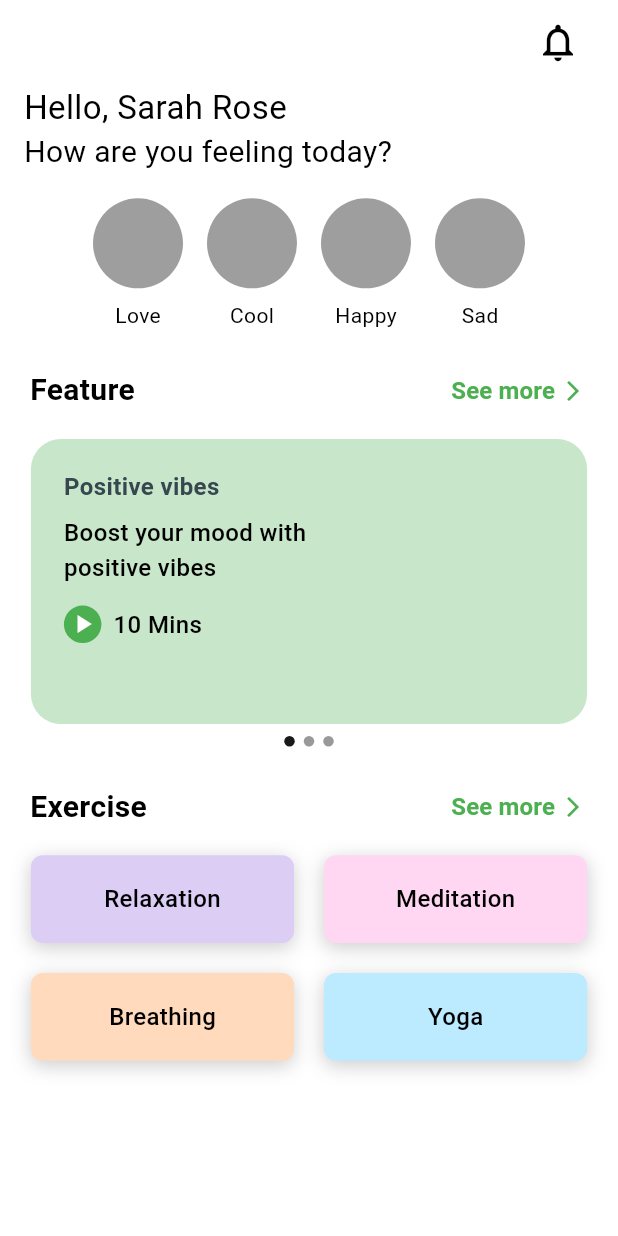
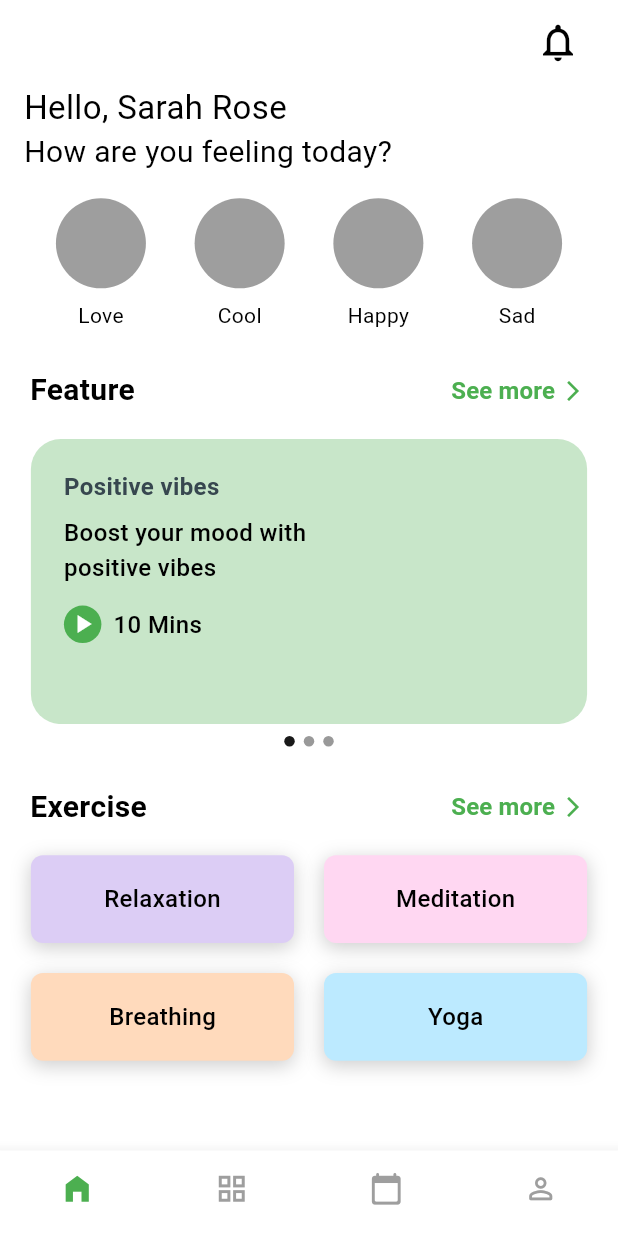
Before and after one commit to Sena-dogan/hero_case, a Flutter app: the screen it shows after launch, on a phone screen of 412 x 824 dp. Run offline on Flutter 3.47's test engine with Material 2 defaults, Android fonts, the phone set to English and light mode, and no system bars; drawn by our look-alikes of carousel_slider; our stand-ins replace gap.

Commit message:
bottom navigation bar

```diff
--- a/lib/home_page.dart
+++ b/lib/home_page.dart
@@ -2,6 +2,7 @@ import 'package:carousel_slider/carousel_slider.dart';
 import 'package:flutter/material.dart';
 import 'package:flutter/services.dart';
 import 'package:gap/gap.dart';
+import 'package:hero_case/widgets/bottom_nav_bar.dart';
 import 'package:hero_case/widgets/exercise_part.dart';
 import 'package:hero_case/widgets/feature_container.dart';
 import 'package:hero_case/widgets/feeling_bubbles.dart';
@@ -52,6 +53,7 @@ class _MyHomePageState extends State<MyHomePage> {
           const Gap(16),
         ],
       ),
+      bottomNavigationBar: const BottomNavBar(),
       body: SingleChildScrollView(
         child: Column(
           crossAxisAlignment: CrossAxisAlignment.center,
@@ -81,13 +83,16 @@ class _MyHomePageState extends State<MyHomePage> {
               ),
             ),
             Gap(size.height * 0.01),
-            const Row(
+            Row(
               mainAxisAlignment: MainAxisAlignment.center,
               children: [
-                FeelingBubble(text: 'Love'),
-                FeelingBubble(text: 'Cool'),
-                FeelingBubble(text: 'Happy'),
-                FeelingBubble(text: 'Sad'),
+                const FeelingBubble(text: 'Love'),
+                Gap(size.width * 0.04),
+                const FeelingBubble(text: 'Cool'),
+                Gap(size.width * 0.04),
+                const FeelingBubble(text: 'Happy'),
+                Gap(size.width * 0.04),
+                const FeelingBubble(text: 'Sad'),
               ],
             ),
             Gap(size.height * 0.01),
--- /dev/null
+++ b/lib/widgets/bottom_nav_bar.dart
@@ -0,0 +1,44 @@
+import 'package:flutter/material.dart';
+
+class BottomNavBar extends StatelessWidget {
+  const BottomNavBar({super.key});
+
+  @override
+  Widget build(BuildContext context) {
+    return BottomNavigationBar(
+      currentIndex: 0,
+      backgroundColor: Colors.white,
+      selectedItemColor: Colors.black,
+      showSelectedLabels: false,
+      showUnselectedLabels: false,
+      type: BottomNavigationBarType.fixed,
+      selectedIconTheme: const IconThemeData(
+        size: 23,
+        color: Colors.green,
+      ),
+      unselectedIconTheme: const IconThemeData(
+        size: 23,
+        color: Colors.grey,
+      ),
+      items: const <BottomNavigationBarItem>[
+        BottomNavigationBarItem(
+          icon: Icon(Icons.home_filled),
+          label: 'Home',
+        ),
+        BottomNavigationBarItem(
+          icon: Icon(Icons.grid_view_outlined),
+          label: 'Walllpapers',
+        ),
+        BottomNavigationBarItem(
+          icon: Icon(Icons.calendar_today_rounded),
+          label: 'Calendar',
+        ),
+        BottomNavigationBarItem(
+          icon: Icon(Icons.person_outline_rounded),
+          label: 'Profile',
+        ),
+      ],
+      onTap: (int index) {},
+    );
+  }
+}
```
